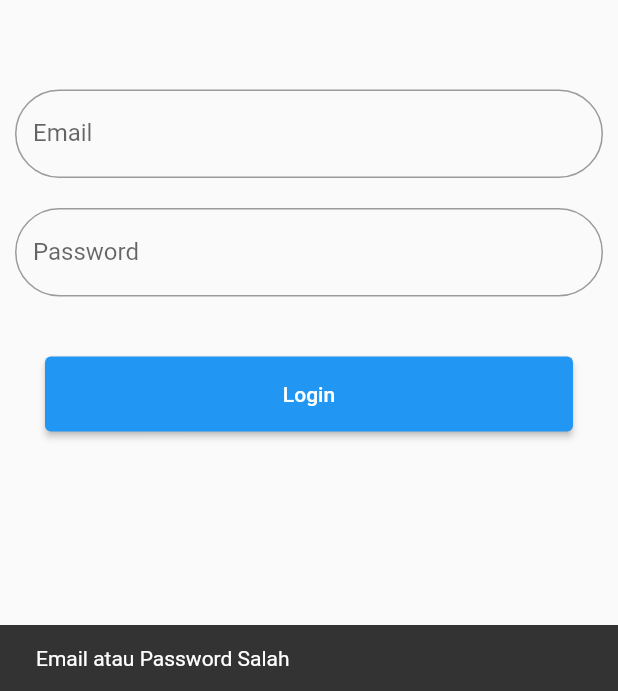
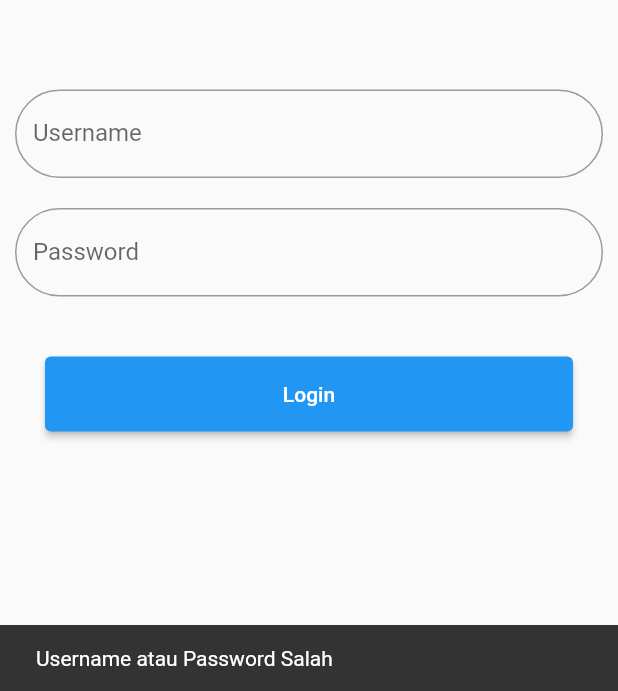
Before and after one commit to mendekam/praktikum-tpm, a Flutter app: the screen it shows after launch, after a tap on "Login", on a phone screen of 412 x 824 dp, the part 545-1236 px from its top. Run offline on Flutter 3.47's test engine with Material 2 defaults, Android fonts, the phone set to English and light mode, and no system bars; our stand-ins replace animated_splash_screen, firebase_auth, firebase_core; accounts and stored records are empty; network calls fail.

Commit message:
tugas navigation done

```diff
--- a/tugas_navigasi/lib/main.dart
+++ b/tugas_navigasi/lib/main.dart
@@ -1,6 +1,7 @@
 import 'package:flutter/material.dart';
 import 'package:tugas_navigasi/pages/splashscreen.dart';
 
+import 'pages/detailpage.dart';
 import 'pages/homepage.dart';
 import 'pages/loginpage.dart';
 
@@ -21,11 +22,7 @@ class MyApp extends StatelessWidget {
       ),
       debugShowCheckedModeBanner: false,
       initialRoute: '/',
-      routes: {
-        '/': (context) => const SplashScreen(),
-        '/home': (context) => const HomePage(),
-        '/login': (context) => const LoginPage(),
-      },
+      home: const SplashScreen(),
     );
   }
 }
--- a/tugas_navigasi/lib/pages/loginpage.dart
+++ b/tugas_navigasi/lib/pages/loginpage.dart
@@ -1,4 +1,6 @@
 import 'package:flutter/material.dart';
+
+import 'homepage.dart';
 
 class LoginPage extends StatelessWidget {
   const LoginPage({super.key});
@@ -17,9 +19,12 @@ class LoginPage extends StatelessWidget {
               mainAxisAlignment: MainAxisAlignment.center,
               children: <Widget>[
                 Container(
-                  padding: const EdgeInsets.fromLTRB(20, 20, 20, 50),
-                  child: Image.asset("assets/images/splashscreen.jpg", width: 200, height: 200,)
-                ),
+                    padding: const EdgeInsets.fromLTRB(20, 20, 20, 50),
+                    child: Image.asset(
+                      "assets/images/splashscreen.jpg",
+                      width: 200,
+                      height: 200,
+                    )),
                 Container(
                   padding: const EdgeInsets.all(10),
                   child: TextField(
@@ -28,7 +33,7 @@ class LoginPage extends StatelessWidget {
                         border: OutlineInputBorder(
                           borderRadius: BorderRadius.circular(90.0),
                         ),
-                        labelText: "Email"),
+                        labelText: "Username"),
                   ),
                 ),
                 Container(
@@ -51,17 +56,22 @@ class LoginPage extends StatelessWidget {
                       minimumSize: const Size.fromHeight(50),
                     ),
                     onPressed: () {
-                      if (usernameController.text == "admin" && passwordController.text == "admin") {
-                        Navigator.pushNamed(context, '/home');
+                      if (usernameController.text == "admin" &&
+                          passwordController.text == "admin") {
+                        Navigator.pushReplacement(
+                            context,
+                            MaterialPageRoute(
+                                builder: (context) => HomePage(
+                                      username: usernameController.text,
+                                    )));
                       } else {
                         ScaffoldMessenger.of(context).showSnackBar(
                           const SnackBar(
-                            content: Text("Email atau Password Salah"),
+                            content: Text("Username atau Password Salah"),
                           ),
                         );
                       }
-
-                     },
+                    },
                     child: Text("Login"),
                   ),
                 ),
```
Also changed, not shown: tugas_navigasi/lib/pages/detailpage.dart (added, +27 -0 lines), tugas_navigasi/lib/pages/homepage.dart (+19 -7 lines).
